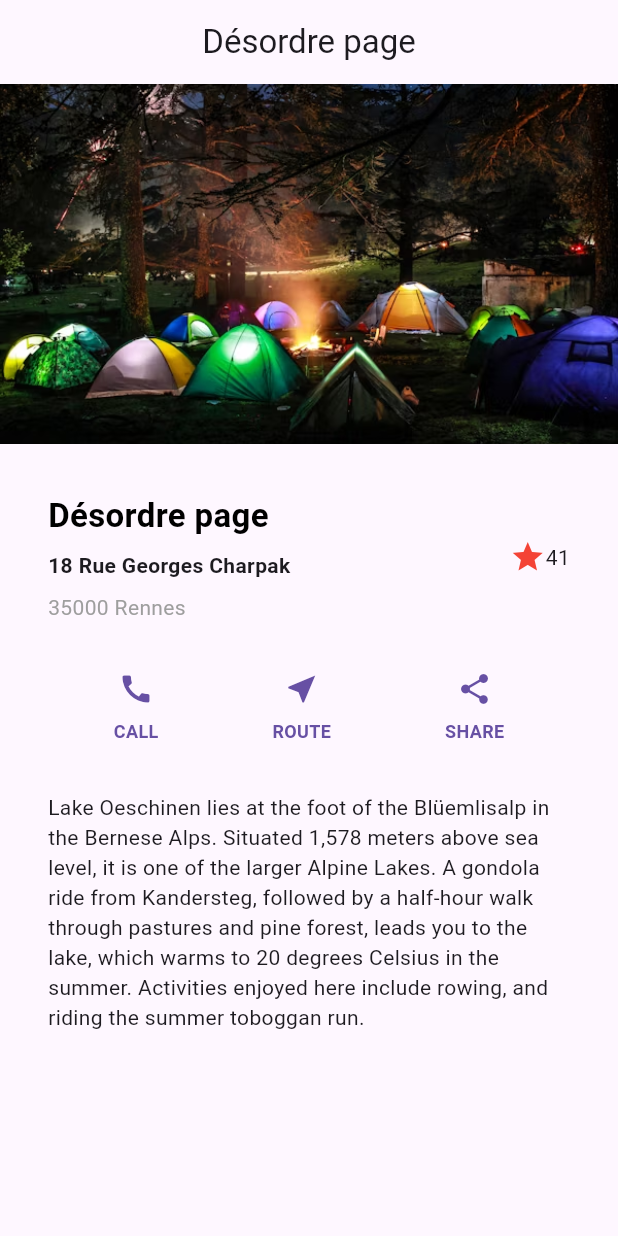
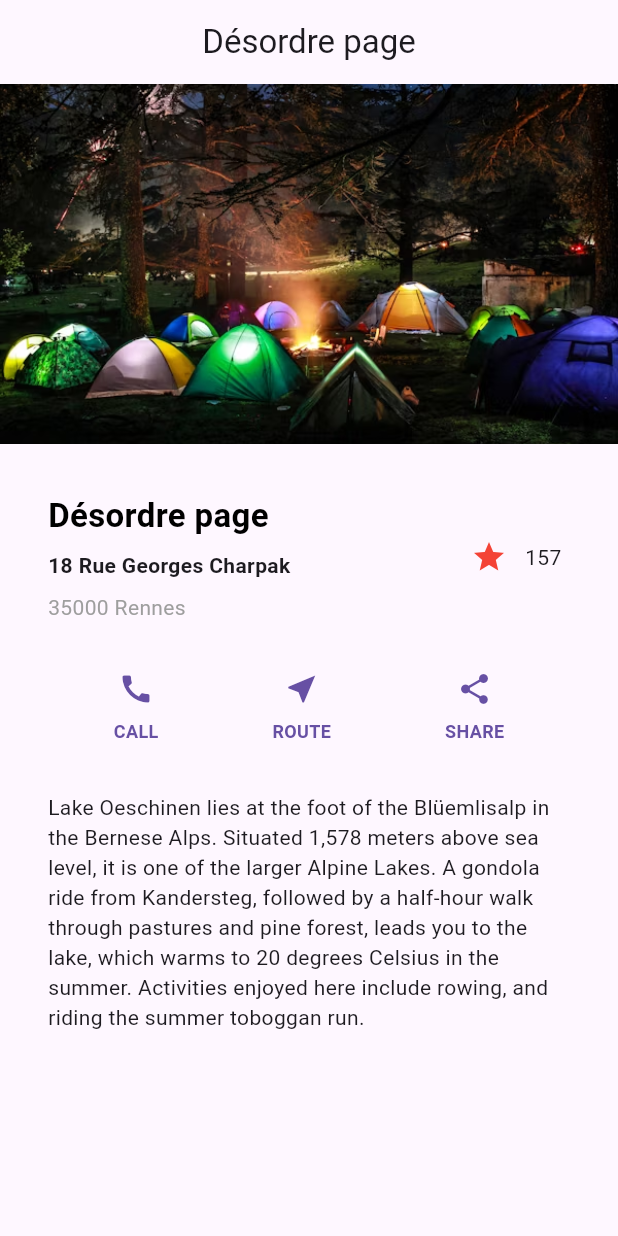
Before and after one commit to ykomara/Flutter-app-test, a Flutter app: the screen it shows after launch, on a phone screen of 412 x 824 dp. Run offline on Flutter 3.47's test engine with Material 3 defaults, Android fonts, the phone set to English and light mode, and no system bars.

Commit message:
FavoriteWidget

```diff
--- a/lib/main.dart
+++ b/lib/main.dart
@@ -94,11 +94,9 @@ class TitleSection extends StatelessWidget {
             ),
           ),
           /*3*/
-          Icon(
-            Icons.star,
-            color: Colors.red[500],
-          ),
-          const Text('41'),
+
+
+          const FavoriteWidget(),
         ],
       ),
     );
@@ -199,3 +197,54 @@ class ImageSection extends StatelessWidget {
     return Image.asset(image, width: 600, height: 240, fit: BoxFit.cover);
   }
 }
+
+
+
+class FavoriteWidget extends StatefulWidget {
+  const FavoriteWidget({super.key});
+
+  @override
+  State<FavoriteWidget> createState() => _FavoriteWidgetState();
+}
+
+
+
+class _FavoriteWidgetState extends State<FavoriteWidget> {
+  bool _isFavorited = true;
+  int _favoriteCount = 157;
+  @override
+  Widget build(BuildContext context) {
+    return Row(
+      mainAxisSize: MainAxisSize.min,
+      children: [
+        Container(
+          padding: const EdgeInsets.all(0),
+          child: IconButton(
+            padding: const EdgeInsets.all(0),
+            alignment: Alignment.center,
+            icon:
+                (_isFavorited
+                    ? const Icon(Icons.star)
+                    : const Icon(Icons.star_border)),
+            color: Colors.red[500],
+            onPressed: _toggleFavorite,
+          ),
+        ),
+        SizedBox(width: 30, child: SizedBox(child: Text('$_favoriteCount'))),
+      ],
+    );
+  }
+
+  void _toggleFavorite() {
+  setState(() {
+    if (_isFavorited) {
+      _favoriteCount -= 1;
+      _isFavorited = false;
+    } else {
+      _favoriteCount += 1;
+      _isFavorited = true;
+    }
+  });
+}
+
+}
```
